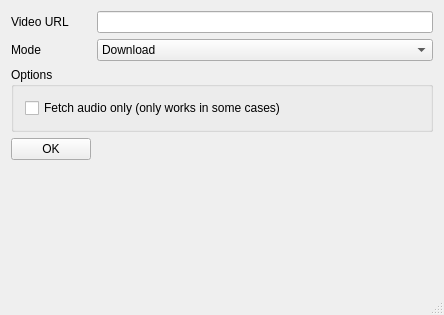
First picture: the form in src/mainwindow.ui, repository rrooij/youtube-dl-qt, before the edit.
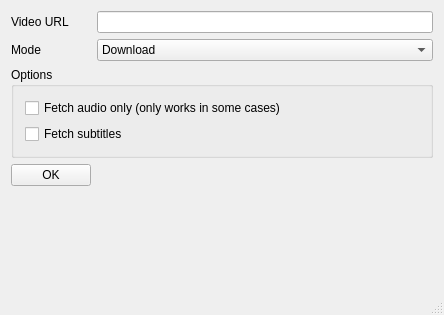
Second picture: the form after the edit. Icons and pictures are not drawn.

Commit message: Added subtitle support/UI improvements

The edit to the form file:
```diff
--- a/src/mainwindow.ui
+++ b/src/mainwindow.ui
@@ -104,6 +104,13 @@
          </property>
         </widget>
        </item>
+       <item>
+        <widget class="QCheckBox" name="checkBoxSubtitles">
+         <property name="text">
+          <string>Fetch subtitles</string>
+         </property>
+        </widget>
+       </item>
       </layout>
      </widget>
     </item>
```
Left out of the diff: 12 changed lines with no effect on the pictures. The commit also changes 6 other files.
